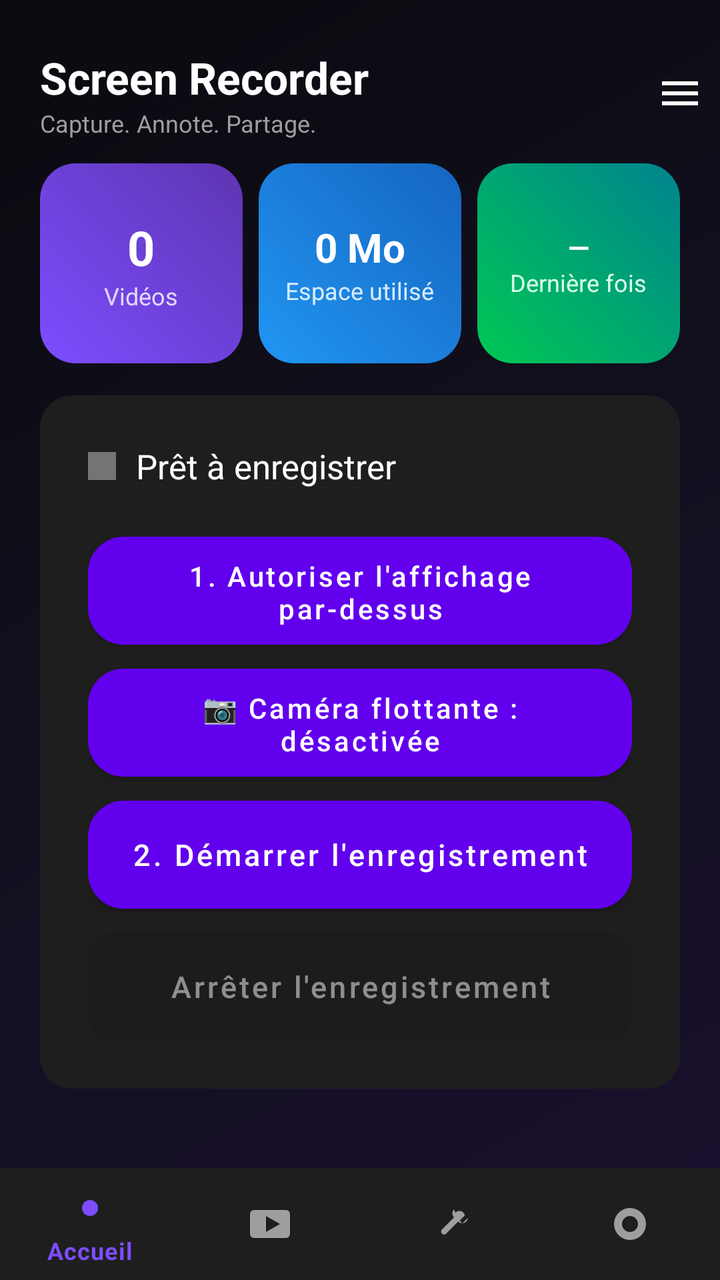
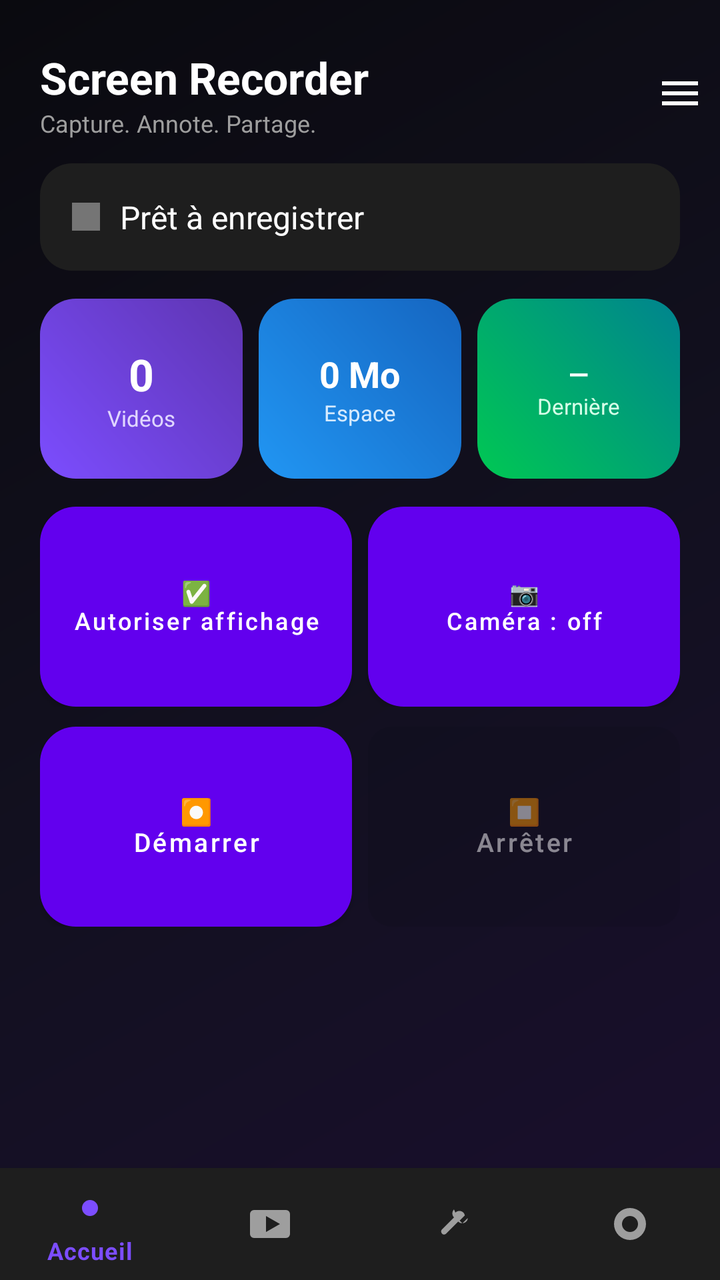

An Android layout rendered at two revisions. The XML below is the earlier revision; the diff shows what the commit changed to produce the second picture.
<!-- AndroidManifest.xml: application theme Theme.ScreenRecorder -->
<!-- res/layout/activity_main.xml -->
<?xml version="1.0" encoding="utf-8"?>
<androidx.constraintlayout.widget.ConstraintLayout xmlns:android="http://schemas.android.com/apk/res/android"
    xmlns:app="http://schemas.android.com/apk/res-auto"
    android:layout_width="match_parent"
    android:layout_height="match_parent"
    android:background="@drawable/bg_gradient_screen">

    <LinearLayout
        android:id="@+id/topBar"
        android:layout_width="0dp"
        android:layout_height="wrap_content"
        android:orientation="horizontal"
        android:gravity="center_vertical"
        android:paddingStart="20dp"
        android:paddingEnd="8dp"
        android:paddingTop="24dp"
        android:paddingBottom="12dp"
        app:layout_constraintTop_toTopOf="parent"
        app:layout_constraintStart_toStartOf="parent"
        app:layout_constraintEnd_toEndOf="parent">

        <LinearLayout
            android:layout_width="0dp"
            android:layout_height="wrap_content"
            android:layout_weight="1"
            android:orientation="vertical">

            <TextView
                android:layout_width="wrap_content"
                android:layout_height="wrap_content"
                android:text="Screen Recorder"
                android:textColor="#FFFFFF"
                android:textSize="22sp"
                android:textStyle="bold" />

            <TextView
                android:layout_width="wrap_content"
                android:layout_height="wrap_content"
                android:text="Capture. Annote. Partage."
                android:textColor="#9E9E9E"
                android:textSize="12sp" />
        </LinearLayout>

        <ImageButton
            android:id="@+id/menuButton"
            android:layout_width="wrap_content"
            android:layout_height="wrap_content"
            android:background="?attr/selectableItemBackgroundBorderless"
            android:src="@drawable/ic_menu_burger"
            android:contentDescription="Menu" />
    </LinearLayout>

    <ScrollView
        android:id="@+id/contentScroll"
        android:layout_width="0dp"
        android:layout_height="0dp"
        android:clipToPadding="false"
        android:paddingStart="20dp"
        android:paddingEnd="20dp"
        android:paddingBottom="20dp"
        app:layout_constraintTop_toBottomOf="@id/topBar"
        app:layout_constraintBottom_toTopOf="@id/bottomNav"
        app:layout_constraintStart_toStartOf="parent"
        app:layout_constraintEnd_toEndOf="parent">

        <LinearLayout
            android:layout_width="match_parent"
            android:layout_height="wrap_content"
            android:orientation="vertical">

            
            <LinearLayout
                android:layout_width="match_parent"
                android:layout_height="wrap_content"
                android:orientation="horizontal"
                android:layout_marginBottom="16dp">

                <LinearLayout
                    android:layout_width="0dp"
                    android:layout_height="100dp"
                    android:layout_weight="1"
                    android:layout_marginEnd="8dp"
                    android:orientation="vertical"
                    android:gravity="center"
                    android:background="@drawable/bg_stat_purple">

                    <TextView
                        android:id="@+id/statCount"
                        android:layout_width="wrap_content"
                        android:layout_height="wrap_content"
                        android:text="0"
                        android:textColor="#FFFFFF"
                        android:textSize="24sp"
                        android:textStyle="bold" />

                    <TextView
                        android:layout_width="wrap_content"
                        android:layout_height="wrap_content"
                        android:text="Vidéos"
                        android:textColor="#E0D6FF"
                        android:textSize="12sp" />
                </LinearLayout>

                <LinearLayout
                    android:layout_width="0dp"
                    android:layout_height="100dp"
                    android:layout_weight="1"
                    android:layout_marginEnd="8dp"
                    android:orientation="vertical"
                    android:gravity="center"
                    android:background="@drawable/bg_stat_blue">

                    <TextView
                        android:id="@+id/statSize"
                        android:layout_width="wrap_content"
                        android:layout_height="wrap_content"
                        android:text="0 Mo"
                        android:textColor="#FFFFFF"
                        android:textSize="20sp"
                        android:textStyle="bold" />

                    <TextView
                        android:layout_width="wrap_content"
                        android:layout_height="wrap_content"
                        android:text="Espace utilisé"
                        android:textColor="#D6EBFF"
                        android:textSize="12sp" />
                </LinearLayout>

                <LinearLayout
                    android:layout_width="0dp"
                    android:layout_height="100dp"
                    android:layout_weight="1"
                    android:orientation="vertical"
                    android:gravity="center"
                    android:background="@drawable/bg_stat_green">

                    <TextView
                        android:id="@+id/statLast"
                        android:layout_width="wrap_content"
                        android:layout_height="wrap_content"
                        android:text="—"
                        android:textColor="#FFFFFF"
                        android:textSize="14sp"
                        android:textStyle="bold" />

                    <TextView
                        android:layout_width="wrap_content"
                        android:layout_height="wrap_content"
                        android:text="Dernière fois"
                        android:textColor="#D6FFE8"
                        android:textSize="12sp" />
                </LinearLayout>
            </LinearLayout>

            
            <LinearLayout
                android:layout_width="match_parent"
                android:layout_height="wrap_content"
                android:orientation="vertical"
                android:background="@drawable/bg_card"
                android:padding="24dp">

                <LinearLayout
                    android:layout_width="match_parent"
                    android:layout_height="wrap_content"
                    android:orientation="horizontal"
                    android:gravity="center_vertical"
                    android:layout_marginBottom="24dp">

                    <View
                        android:id="@+id/statusDot"
                        android:layout_width="14dp"
                        android:layout_height="14dp"
                        android:background="#757575"
                        android:layout_marginEnd="10dp" />

                    <TextView
                        android:id="@+id/statusText"
                        android:layout_width="wrap_content"
                        android:layout_height="wrap_content"
                        android:text="Prêt à enregistrer"
                        android:textColor="#FFFFFF"
                        android:textSize="17sp" />
                </LinearLayout>

                <Button
                    android:id="@+id/overlayPermButton"
                    android:layout_width="match_parent"
                    android:layout_height="54dp"
                    android:background="@drawable/bg_stat_blue"
                    android:textColor="#FFFFFF"
                    android:textAllCaps="false"
                    android:textSize="14sp"
                    android:text="1. Autoriser l'affichage par-dessus" />

                <Button
                    android:id="@+id/cameraToggleButton"
                    android:layout_width="match_parent"
                    android:layout_height="54dp"
                    android:layout_marginTop="12dp"
                    android:background="@drawable/bg_stat_green"
                    android:textColor="#FFFFFF"
                    android:textAllCaps="false"
                    android:textSize="14sp"
                    android:text="📷 Caméra flottante : désactivée" />

                <Button
                    android:id="@+id/startButton"
                    android:layout_width="match_parent"
                    android:layout_height="54dp"
                    android:layout_marginTop="12dp"
                    android:background="@drawable/bg_stat_purple"
                    android:textColor="#FFFFFF"
                    android:textAllCaps="false"
                    android:textSize="15sp"
                    android:text="2. Démarrer l'enregistrement" />

                <Button
                    android:id="@+id/stopButton"
                    android:layout_width="match_parent"
                    android:layout_height="54dp"
                    android:layout_marginTop="12dp"
                    android:background="@drawable/bg_button_danger"
                    android:textColor="#FFFFFF"
                    android:textAllCaps="false"
                    android:textSize="15sp"
                    android:text="Arrêter l'enregistrement"
                    android:enabled="false"
                    android:alpha="0.5" />

            </LinearLayout>

        </LinearLayout>
    </ScrollView>

    <com.google.android.material.bottomnavigation.BottomNavigationView
        android:id="@+id/bottomNav"
        android:layout_width="0dp"
        android:layout_height="wrap_content"
        android:background="#1E1E1E"
        app:itemIconTint="@color/nav_item_color"
        app:itemTextColor="@color/nav_item_color"
        app:menu="@menu/bottom_nav_menu"
        app:layout_constraintBottom_toBottomOf="parent"
        app:layout_constraintStart_toStartOf="parent"
        app:layout_constraintEnd_toEndOf="parent" />

</androidx.constraintlayout.widget.ConstraintLayout>
<!-- resources referenced by this layout -->
<resources>
  <!-- drawable bg_button_danger (drawable) -->
  <?xml version="1.0" encoding="utf-8"?>
  <shape xmlns:android="http://schemas.android.com/apk/res/android" android:shape="rectangle">
      <solid android:color="#E53935" />
      <corners android:radius="12dp" />
  </shape>
  <!-- drawable bg_card (drawable) -->
  <?xml version="1.0" encoding="utf-8"?>
  <shape xmlns:android="http://schemas.android.com/apk/res/android" android:shape="rectangle">
      <solid android:color="#1E1E1E" />
      <corners android:radius="16dp" />
  </shape>
  <!-- drawable bg_gradient_screen (drawable) -->
  <?xml version="1.0" encoding="utf-8"?>
  <shape xmlns:android="http://schemas.android.com/apk/res/android" android:shape="rectangle">
      <gradient
          android:type="linear"
          android:angle="135"
          android:startColor="#1A0F2E"
          android:centerColor="#12101F"
          android:endColor="#0A0A0F" />
  </shape>
  <!-- drawable bg_stat_blue (drawable) -->
  <?xml version="1.0" encoding="utf-8"?>
  <shape xmlns:android="http://schemas.android.com/apk/res/android" android:shape="rectangle">
      <gradient android:type="linear" android:angle="45" android:startColor="#2196F3" android:endColor="#1565C0" />
      <corners android:radius="18dp" />
  </shape>
  <!-- drawable bg_stat_green (drawable) -->
  <?xml version="1.0" encoding="utf-8"?>
  <shape xmlns:android="http://schemas.android.com/apk/res/android" android:shape="rectangle">
      <gradient android:type="linear" android:angle="45" android:startColor="#00C853" android:endColor="#00838F" />
      <corners android:radius="18dp" />
  </shape>
  <!-- drawable bg_stat_purple (drawable) -->
  <?xml version="1.0" encoding="utf-8"?>
  <shape xmlns:android="http://schemas.android.com/apk/res/android" android:shape="rectangle">
      <gradient android:type="linear" android:angle="45" android:startColor="#7C4DFF" android:endColor="#5E35B1" />
      <corners android:radius="18dp" />
  </shape>
  <!-- drawable ic_menu_burger (drawable) -->
  <vector xmlns:android="http://schemas.android.com/apk/res/android"
      android:width="24dp" android:height="24dp"
      android:viewportWidth="24" android:viewportHeight="24">
      <path
          android:fillColor="#FFFFFF"
          android:pathData="M3,6h18v2H3z M3,11h18v2H3z M3,16h18v2H3z" />
  </vector>
  <style name="Theme.ScreenRecorder" parent="Theme.MaterialComponents.DayNight.NoActionBar" />
</resources>

<!-- the commit's change to res/layout/activity_main.xml (unified diff, before → after) -->
@@ -73,11 +73,37 @@
                 android:layout_width="match_parent"
                 android:layout_height="wrap_content"
                 android:orientation="horizontal"
-                android:layout_marginBottom="16dp">
+                android:gravity="center_vertical"
+                android:background="@drawable/bg_card"
+                android:padding="16dp"
+                android:layout_marginBottom="14dp">
+
+                <View
+                    android:id="@+id/statusDot"
+                    android:layout_width="14dp"
+                    android:layout_height="14dp"
+                    android:background="#757575"
+                    android:layout_marginEnd="10dp" />
+
+                <TextView
+                    android:id="@+id/statusText"
+                    android:layout_width="wrap_content"
+                    android:layout_height="wrap_content"
+                    android:text="Prêt à enregistrer"
+                    android:textColor="#FFFFFF"
+                    android:textSize="16sp" />
+            </LinearLayout>
+
+            
+            <LinearLayout
+                android:layout_width="match_parent"
+                android:layout_height="wrap_content"
+                android:orientation="horizontal"
+                android:layout_marginBottom="14dp">
 
                 <LinearLayout
                     android:layout_width="0dp"
-                    android:layout_height="100dp"
+                    android:layout_height="90dp"
                     android:layout_weight="1"
                     android:layout_marginEnd="8dp"
                     android:orientation="vertical"
@@ -90,7 +116,7 @@
                         android:layout_height="wrap_content"
                         android:text="0"
                         android:textColor="#FFFFFF"
-                        android:textSize="24sp"
+                        android:textSize="22sp"
                         android:textStyle="bold" />
 
                     <TextView
@@ -98,12 +124,12 @@
                         android:layout_height="wrap_content"
                         android:text="Vidéos"
                         android:textColor="#E0D6FF"
-                        android:textSize="12sp" />
+                        android:textSize="11sp" />
                 </LinearLayout>
 
                 <LinearLayout
                     android:layout_width="0dp"
-                    android:layout_height="100dp"
+                    android:layout_height="90dp"
                     android:layout_weight="1"
                     android:layout_marginEnd="8dp"
                     android:orientation="vertical"
@@ -116,20 +142,20 @@
                         android:layout_height="wrap_content"
                         android:text="0 Mo"
                         android:textColor="#FFFFFF"
-                        android:textSize="20sp"
+                        android:textSize="18sp"
                         android:textStyle="bold" />
 
                     <TextView
                         android:layout_width="wrap_content"
                         android:layout_height="wrap_content"
-                        android:text="Espace utilisé"
+                        android:text="Espace"
                         android:textColor="#D6EBFF"
-                        android:textSize="12sp" />
+                        android:textSize="11sp" />
                 </LinearLayout>
 
                 <LinearLayout
                     android:layout_width="0dp"
-                    android:layout_height="100dp"
+                    android:layout_height="90dp"
                     android:layout_weight="1"
                     android:orientation="vertical"
                     android:gravity="center"
@@ -141,15 +167,15 @@
                         android:layout_height="wrap_content"
                         android:text="—"
                         android:textColor="#FFFFFF"
-                        android:textSize="14sp"
+                        android:textSize="13sp"
                         android:textStyle="bold" />
 
                     <TextView
                         android:layout_width="wrap_content"
                         android:layout_height="wrap_content"
-                        android:text="Dernière fois"
+                        android:text="Dernière"
                         android:textColor="#D6FFE8"
-                        android:textSize="12sp" />
+                        android:textSize="11sp" />
                 </LinearLayout>
             </LinearLayout>
 
@@ -157,75 +183,61 @@
             <LinearLayout
                 android:layout_width="match_parent"
                 android:layout_height="wrap_content"
-                android:orientation="vertical"
-                android:background="@drawable/bg_card"
-                android:padding="24dp">
-
-                <LinearLayout
-                    android:layout_width="match_parent"
-                    android:layout_height="wrap_content"
-                    android:orientation="horizontal"
-                    android:gravity="center_vertical"
-                    android:layout_marginBottom="24dp">
-
-                    <View
-                        android:id="@+id/statusDot"
-                        android:layout_width="14dp"
-                        android:layout_height="14dp"
-                        android:background="#757575"
-                        android:layout_marginEnd="10dp" />
-
-                    <TextView
-                        android:id="@+id/statusText"
-                        android:layout_width="wrap_content"
-                        android:layout_height="wrap_content"
-                        android:text="Prêt à enregistrer"
-                        android:textColor="#FFFFFF"
-                        android:textSize="17sp" />
-                </LinearLayout>
+                android:orientation="horizontal"
+                android:layout_marginBottom="10dp">
 
                 <Button
                     android:id="@+id/overlayPermButton"
-                    android:layout_width="match_parent"
-                    android:layout_height="54dp"
+                    android:layout_width="0dp"
+                    android:layout_height="100dp"
+                    android:layout_weight="1"
+                    android:layout_marginEnd="8dp"
                     android:background="@drawable/bg_stat_blue"
                     android:textColor="#FFFFFF"
                     android:textAllCaps="false"
-                    android:textSize="14sp"
-                    android:text="1. Autoriser l'affichage par-dessus" />
+                    android:textSize="12sp"
+                    android:text="✅&#10;Autoriser affichage" />
 
                 <Button
                     android:id="@+id/cameraToggleButton"
-                    android:layout_width="match_parent"
-                    android:layout_height="54dp"
-                    android:layout_marginTop="12dp"
+                    android:layout_width="0dp"
+                    android:layout_height="100dp"
+                    android:layout_weight="1"
                     android:background="@drawable/bg_stat_green"
                     android:textColor="#FFFFFF"
                     android:textAllCaps="false"
-                    android:textSize="14sp"
-                    android:text="📷 Caméra flottante : désactivée" />
+                    android:textSize="12sp"
+                    android:text="📷&#10;Caméra : off" />
+
+            </LinearLayout>
+
+            <LinearLayout
+                android:layout_width="match_parent"
+                android:layout_height="wrap_content"
+                android:orientation="horizontal">
 
                 <Button
                     android:id="@+id/startButton"
-                    android:layout_width="match_parent"
-                    android:layout_height="54dp"
-                    android:layout_marginTop="12dp"
+                    android:layout_width="0dp"
+                    android:layout_height="100dp"
+                    android:layout_weight="1"
+                    android:layout_marginEnd="8dp"
                     android:background="@drawable/bg_stat_purple"
                     android:textColor="#FFFFFF"
                     android:textAllCaps="false"
-                    android:textSize="15sp"
-                    android:text="2. Démarrer l'enregistrement" />
+                    android:textSize="13sp"
+                    android:text="⏺&#10;Démarrer" />
 
                 <Button
                     android:id="@+id/stopButton"
-                    android:layout_width="match_parent"
-                    android:layout_height="54dp"
-                    android:layout_marginTop="12dp"
+                    android:layout_width="0dp"
+                    android:layout_height="100dp"
+                    android:layout_weight="1"
                     android:background="@drawable/bg_button_danger"
                     android:textColor="#FFFFFF"
                     android:textAllCaps="false"
-                    android:textSize="15sp"
-                    android:text="Arrêter l'enregistrement"
+                    android:textSize="13sp"
+                    android:text="⏹&#10;Arrêter"
                     android:enabled="false"
                     android:alpha="0.5" />
 
